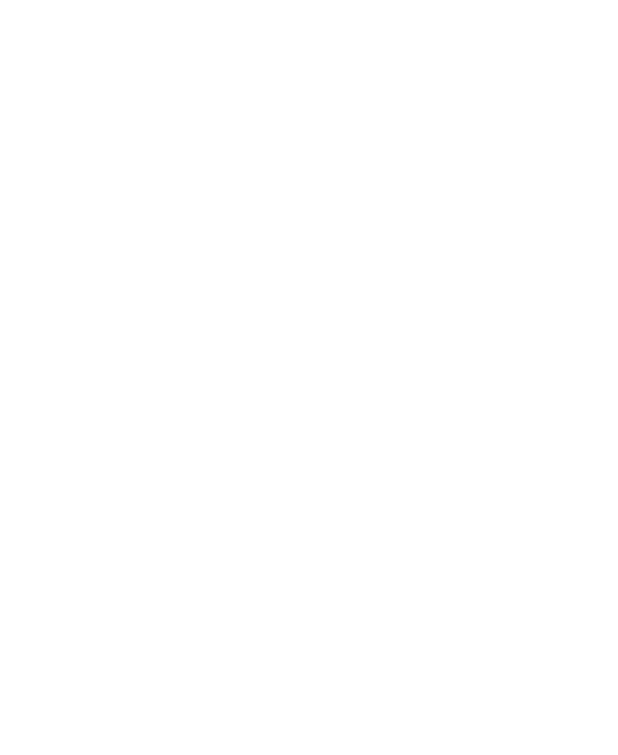
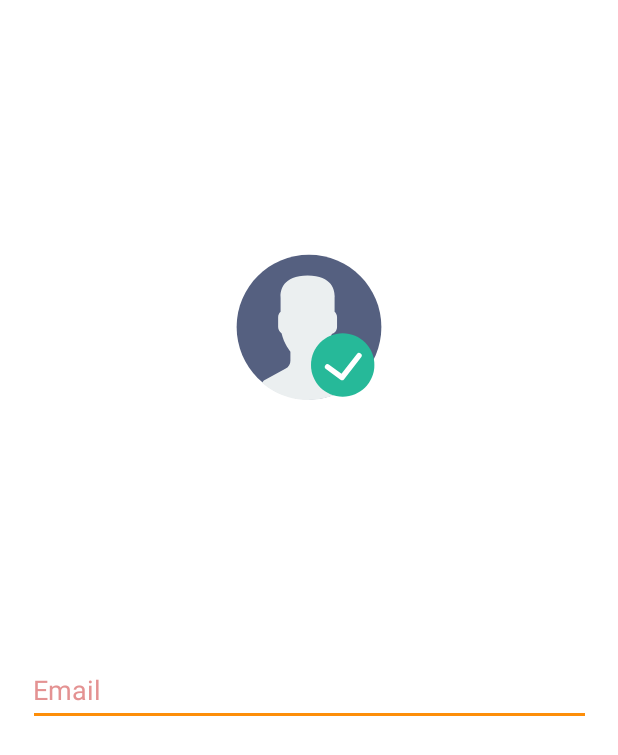
Before and after one commit to skmodi649/Sanskrit, an Android app: the Register_Activity screen opened directly, with no data from a screen before it, on a phone screen of 412 x 824 dp. Before the commit the part shown is empty. Shown: the top 755 px of the screen. Run offline under Robolectric (Android 15) with nearby library versions, the phone set to English and light mode, and no system bars.

Commit message:
register activity commit

```diff
--- a/app/src/main/res/layout/activity_register.xml
+++ b/app/src/main/res/layout/activity_register.xml
@@ -4,4 +4,43 @@
     xmlns:tools="http://schemas.android.com/tools"
     android:layout_width="match_parent"
     android:layout_height="match_parent"
-    tools:context=".Register_Activity"/>
+    tools:context=".Register_Activity">
+
+    <com.airbnb.lottie.LottieAnimationView
+        android:id="@+id/mainAnimation"
+        android:layout_width="0dp"
+        android:layout_height="0dp"
+        android:layout_gravity="center"
+        android:layout_marginStart="24dp"
+        android:layout_marginLeft="24dp"
+        android:layout_marginEnd="24dp"
+        android:layout_marginRight="24dp"
+        android:background="@drawable/color_white"
+        android:scaleType="centerInside"
+        app:layout_constraintBottom_toTopOf="@+id/name"
+        app:layout_constraintEnd_toEndOf="parent"
+        app:layout_constraintHorizontal_bias="1.0"
+        app:layout_constraintStart_toStartOf="parent"
+        app:layout_constraintTop_toTopOf="parent"
+        app:lottie_autoPlay="true"
+        app:lottie_loop="true"
+        app:lottie_rawRes="@raw/registra" />
+
+    <EditText
+        android:id="@+id/name"
+        android:layout_width="375dp"
+        android:layout_height="0dp"
+        android:layout_marginBottom="340dp"
+        android:ems="10"
+        android:hint="@string/email"
+        android:inputType="textEmailAddress"
+        android:minHeight="48dp"
+        android:padding="3dp"
+        android:textColor="#EADEDE"
+        android:textColorHint="#FFE49292"
+        app:layout_constraintBottom_toBottomOf="parent"
+        app:layout_constraintEnd_toEndOf="parent"
+        app:layout_constraintStart_toStartOf="parent"
+        tools:ignore="SpeakableTextPresentCheck" />
+
+</androidx.constraintlayout.widget.ConstraintLayout>
```
